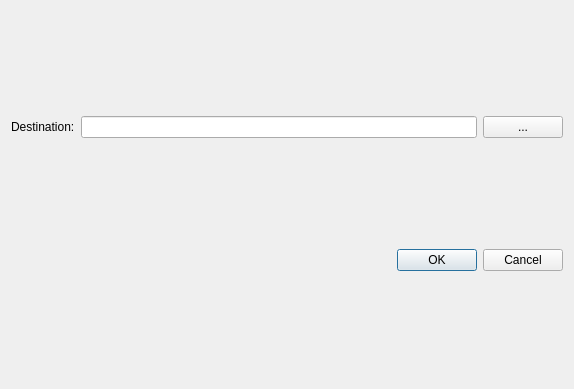
MusculoskeletalAtlasProject/mapclient, file src/mapclient/view/qt/importworkflowdialog.ui: the form before one commit.
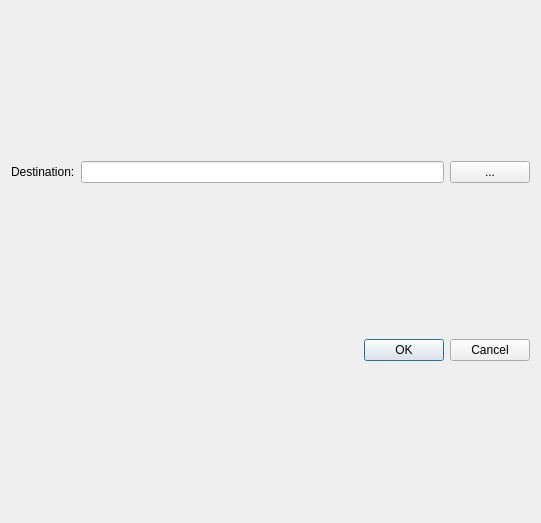
The form after the commit.

Commit message: Improve import from PMR dialog.

```diff
--- a/src/mapclient/view/qt/importworkflowdialog.ui
+++ b/src/mapclient/view/qt/importworkflowdialog.ui
@@ -6,8 +6,8 @@
    <rect>
     <x>0</x>
     <y>0</y>
-    <width>574</width>
-    <height>389</height>
+    <width>541</width>
+    <height>523</height>
    </rect>
   </property>
   <property name="windowTitle">
```
Left out of the diff: 8 changed lines with no effect on the pictures. The commit also changes 6 other files.
